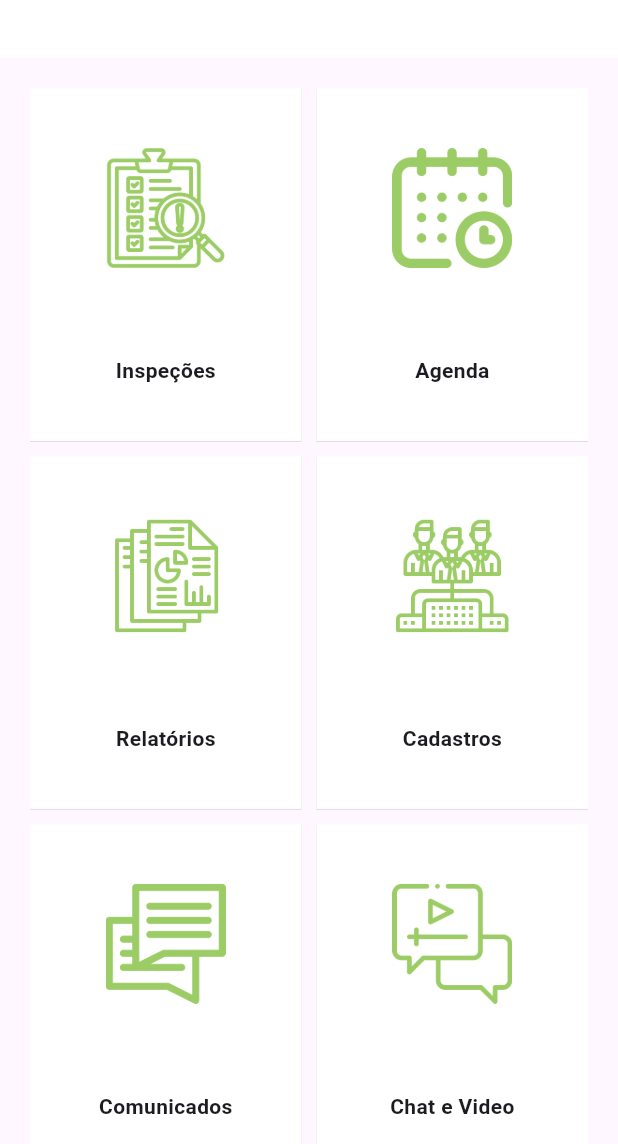
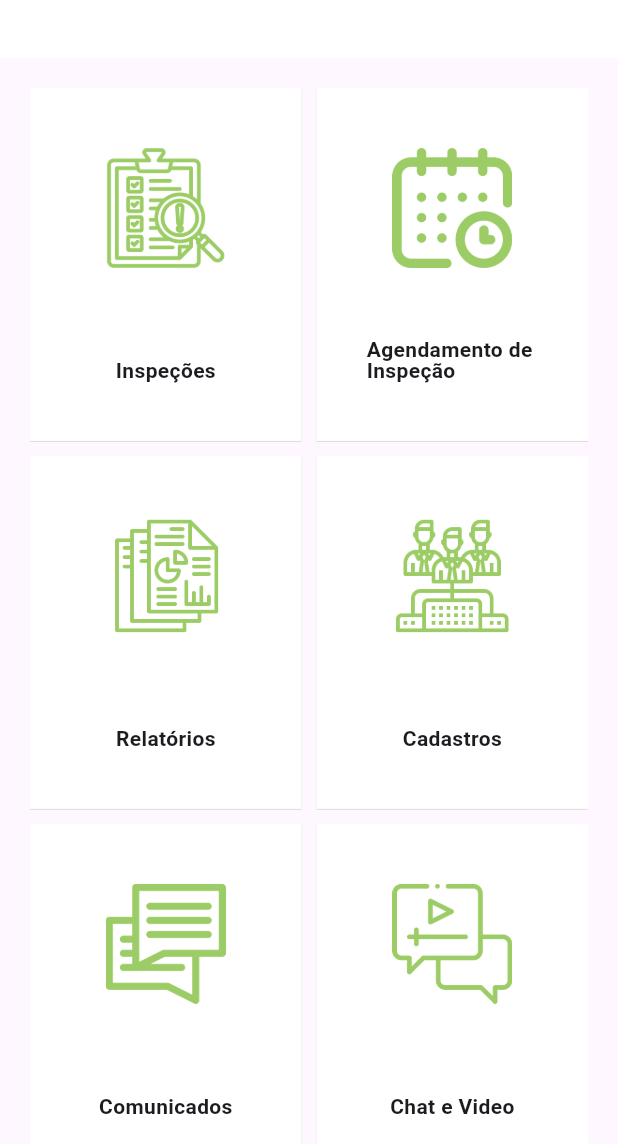
Before and after one commit to orbitatecnologiafsa/safecheck, a Flutter app: the screen it shows once a user with an empty profile is signed in, on a phone screen of 412 x 824 dp, the part 92-1236 px from its top. Run offline on Flutter 3.47's test engine with Material 3 defaults, Android fonts, the phone set to English and light mode, and no system bars; our stand-ins replace another_flutter_splash_screen, cloud_firestore, firebase_auth, firebase_core, flutter_otp_text_field, google_nav_bar and 2 more; accounts and stored records are empty; network calls fail.

Commit message:
lib: home: Agenda --> Agendamento de Inspeção

```diff
--- a/lib/pages/home/home.dart
+++ b/lib/pages/home/home.dart
@@ -208,7 +208,7 @@ final user = FirebaseAuth.instance.currentUser!;
                         mainAxisAlignment: MainAxisAlignment.spaceBetween,
                         children: [
                           Text(
-                            'Agenda',
+                            'Agendamento de \nInspeção',
                         style: TextStyle(
                           fontWeight: FontWeight.bold,
                           height: 1,
```
